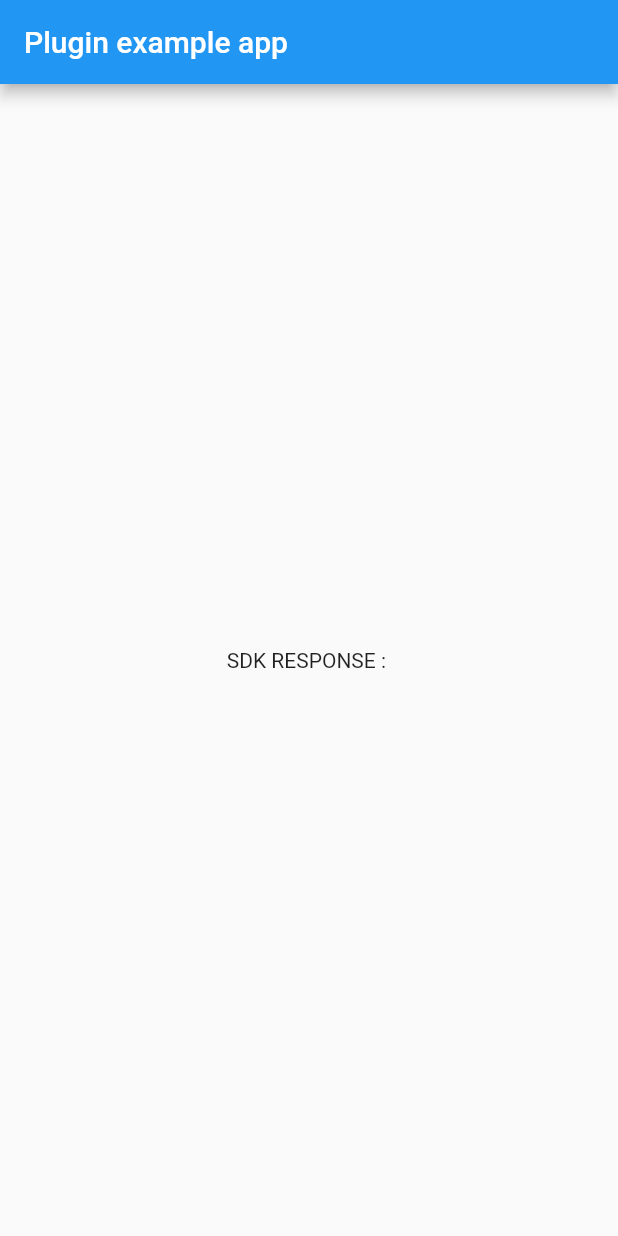
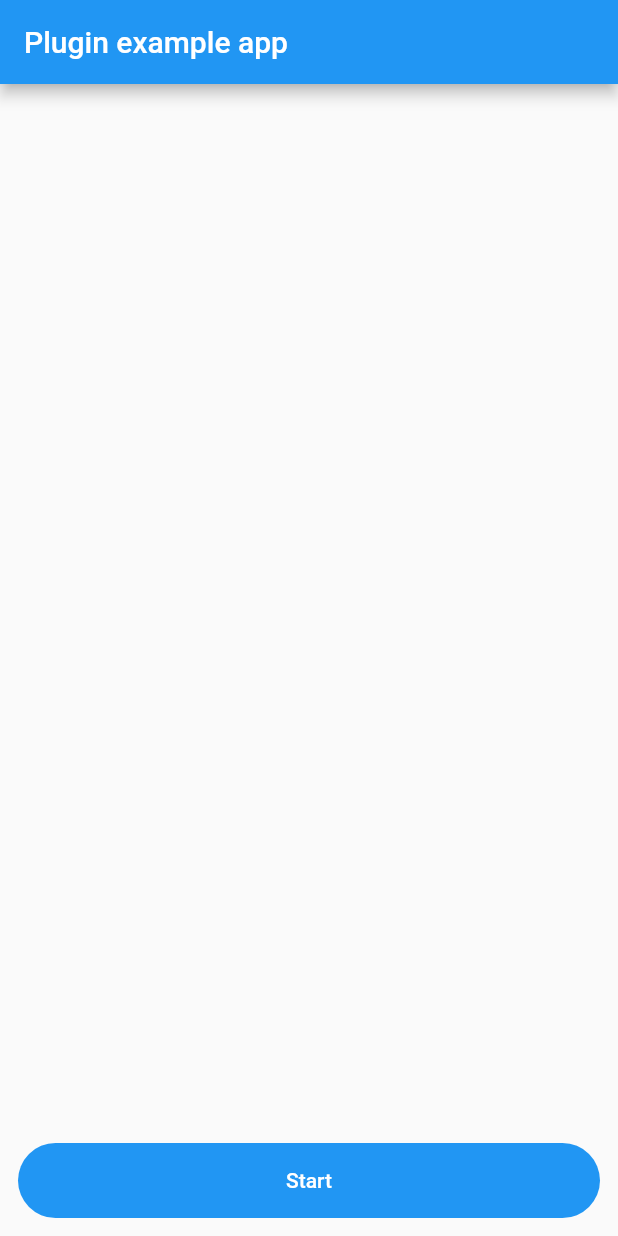
Before and after one commit to Tap-Payments/TapGooglePayKit-Flutter, a Flutter app: the screen it shows after launch, on a phone screen of 412 x 824 dp. Run offline on Flutter 3.47's test engine with Material 2 defaults, Android fonts, the phone set to English and light mode, and no system bars; our stand-ins replace plugin_platform_interface.

Commit message:
Button UI added in example app

```diff
--- a/example/lib/main.dart
+++ b/example/lib/main.dart
@@ -1,5 +1,6 @@
 import 'dart:async';
 
+import 'package:flutter/foundation.dart';
 import 'package:flutter/material.dart';
 import 'package:tap_google_pay_kit_flutter/models/model.dart';
 import 'package:tap_google_pay_kit_flutter/tap_google_pay_kit_flutter.dart';
@@ -17,12 +18,6 @@ class MyApp extends StatefulWidget {
 
 class _MyAppState extends State<MyApp> {
   var mSDKResponse;
-
-  @override
-  void initState() {
-    super.initState();
-    startSDK();
-  }
 
   Future<void> configureApp() async {
     TapGooglePayKitFlutter.configureSDK(
@@ -49,7 +44,9 @@ class _MyAppState extends State<MyApp> {
         mSDKResponse = tapGooglePaySDKResult;
       });
     } catch (ex) {
-      print("Exception >>>> ${ex.toString()}");
+      if (kDebugMode) {
+        print("Exception >>>> ${ex.toString()}");
+      }
     }
   }
 
@@ -64,8 +61,27 @@ class _MyAppState extends State<MyApp> {
           child: Padding(
             padding: const EdgeInsets.all(8.0),
             child: Text(
-              "SDK RESPONSE : ${mSDKResponse == null ? "" : mSDKResponse.toString()}",
+              mSDKResponse == null
+                  ? ""
+                  : "SDK RESPONSE : ${mSDKResponse.toString()}",
             ),
+          ),
+        ),
+        bottomSheet: Padding(
+          padding: const EdgeInsets.all(12.0),
+          child: FilledButton(
+            style: ButtonStyle(
+              fixedSize: MaterialStateProperty.all(
+                const Size(double.infinity, 50),
+              ),
+              minimumSize: MaterialStateProperty.all(
+                const Size(double.infinity, 50),
+              ),
+            ),
+            onPressed: () {
+              startSDK();
+            },
+            child: const Text("Start"),
           ),
         ),
       ),
```
Also changed, not shown: 1 other file.
